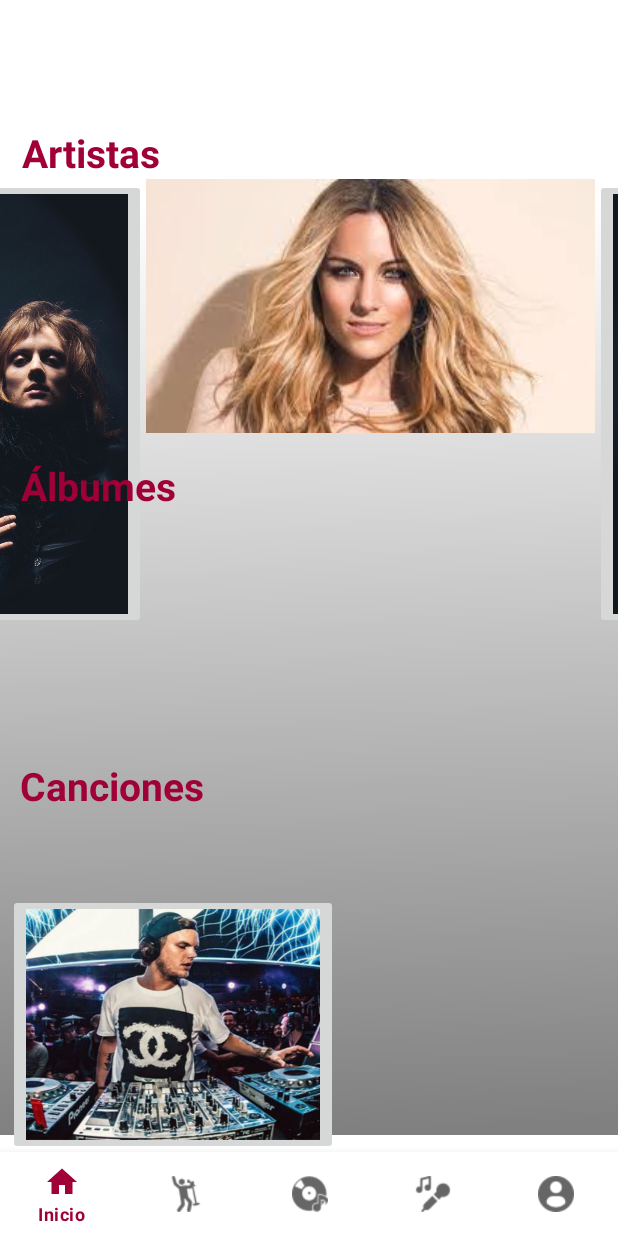
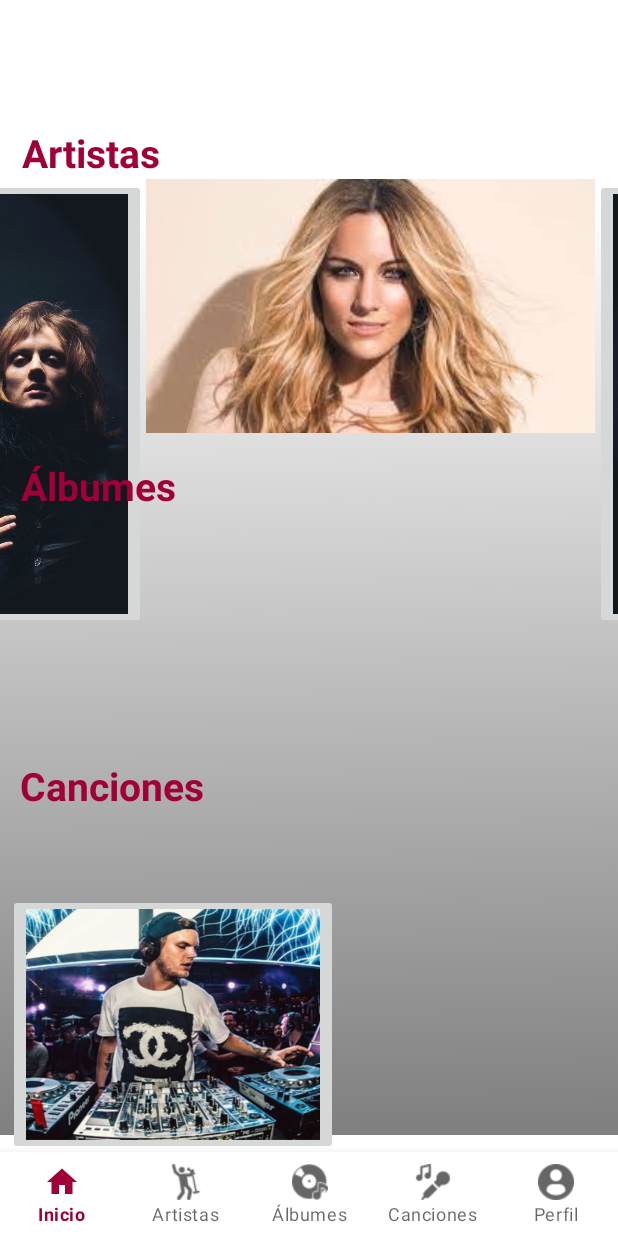
Before and after one commit to MariaJesusDuenasRecuero/MusicPlayer, an Android app: the activity_menu_principal screen opened directly, with no data from a screen before it, on a phone screen of 412 x 824 dp. Run offline under Robolectric (Android 15) with nearby library versions, the light colour scheme and no system bars; our stand-ins replace navigation-ui.

Commit message:
Titulos de iconos  de la bottom navigation

```diff
--- a/app/src/main/res/layout/activity_menu_principal.xml
+++ b/app/src/main/res/layout/activity_menu_principal.xml
@@ -6,6 +6,7 @@
     android:layout_height="match_parent"
     android:paddingTop="?attr/actionBarSize"
     android:background="@color/white" >
+
 
     <FrameLayout
         android:layout_width="match_parent"
@@ -48,7 +49,8 @@
         app:menu="@menu/bottom_nav_menu"
         android:layout_alignParentLeft="true"
         android:layout_alignParentRight="true"
-        app:labelVisibilityMode="selected"
+
+        app:labelVisibilityMode="labeled"
         style="@style/BottomNavigation"/>
 
 
--- a/app/src/main/res/layout/fragment_inicio.xml
+++ b/app/src/main/res/layout/fragment_inicio.xml
@@ -5,7 +5,8 @@
     android:layout_width="match_parent"
     android:layout_height="match_parent"
     android:background="@color/white"
-    tools:context=".fragment_inicio">
+    tools:context=".fragment_inicio"
+    >
 
     <ImageView
         android:id="@+id/imageView4"
--- a/app/src/main/res/menu/bottom_nav_menu.xml
+++ b/app/src/main/res/menu/bottom_nav_menu.xml
@@ -11,9 +11,8 @@
     <item
         android:id="@+id/artistas"
         android:icon="@drawable/cantante"
-        android:title="@string/artistas"
-        android:enabled="true"
-        />
+        android:title="Artistas"
+        android:enabled="true"/>
 
     <item
         android:id="@+id/albumes"
@@ -24,7 +23,7 @@
     <item
         android:id="@+id/canciones"
         android:icon="@drawable/grabacion"
-        android:title="@string/canciones"
+        android:title="Canciones"
         android:enabled="true"
         />
     <item
```
